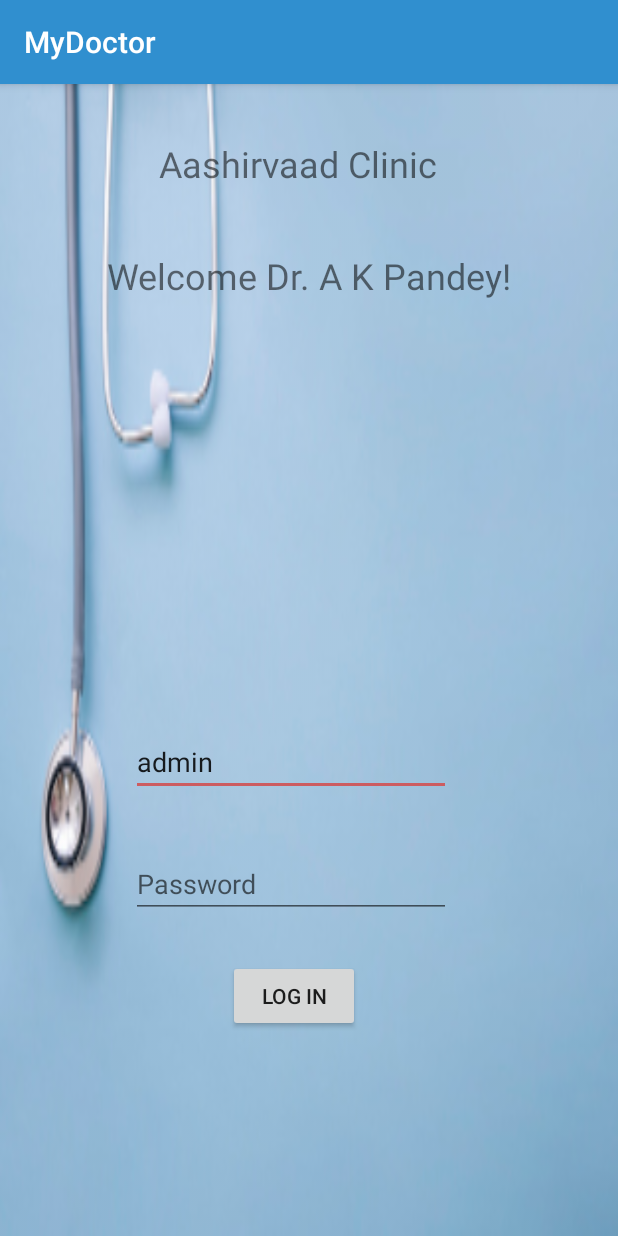
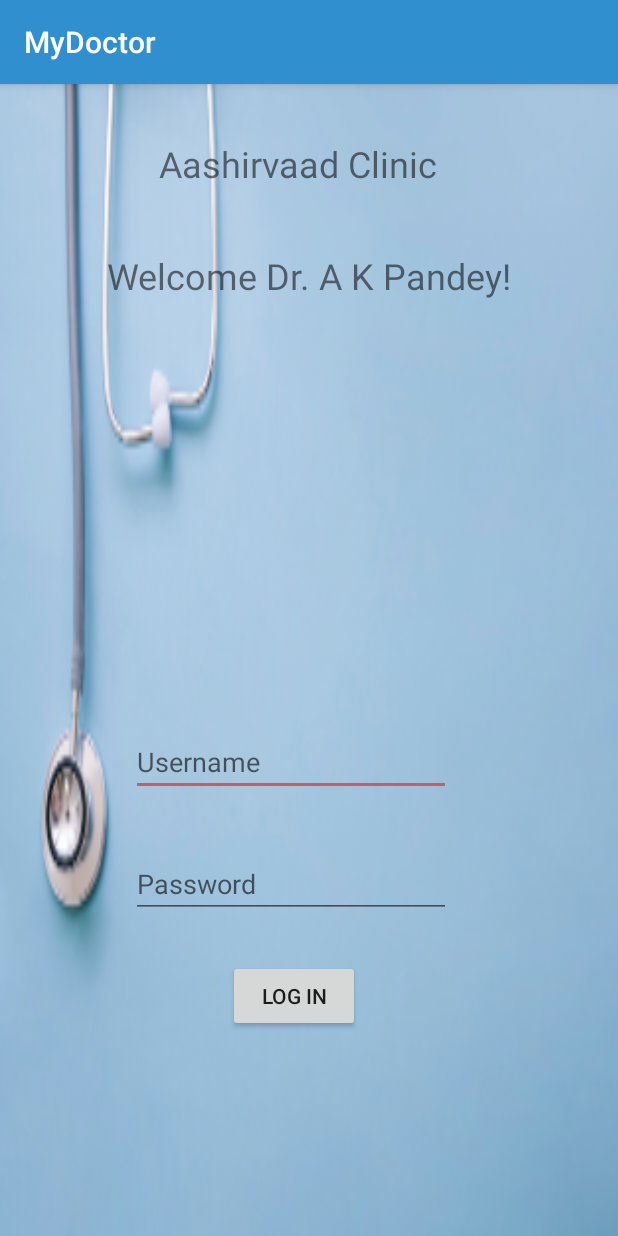
Before and after one commit to anand498/MyDoctor, an Android app: the screen it shows after launch (LoginActivity), on a phone screen of 412 x 824 dp. Run offline under Robolectric (Android 15) with nearby library versions, the phone set to English and light mode, and no system bars.

Commit message:
minor changes to generalize the functioning

```diff
--- a/app/src/main/java/com/example/mydoctor/LoginActivity.java
+++ b/app/src/main/java/com/example/mydoctor/LoginActivity.java
@@ -24,7 +24,6 @@ public class LoginActivity extends AppCompatActivity {
         Name = findViewById(R.id.username);
         Password = findViewById(R.id.pswdlogin);
         Login = findViewById(R.id.loginbtn);
-        Name.setText("admin");
         Login.setOnClickListener(new View.OnClickListener() {
             @Override
             public void onClick(View view) {
```
